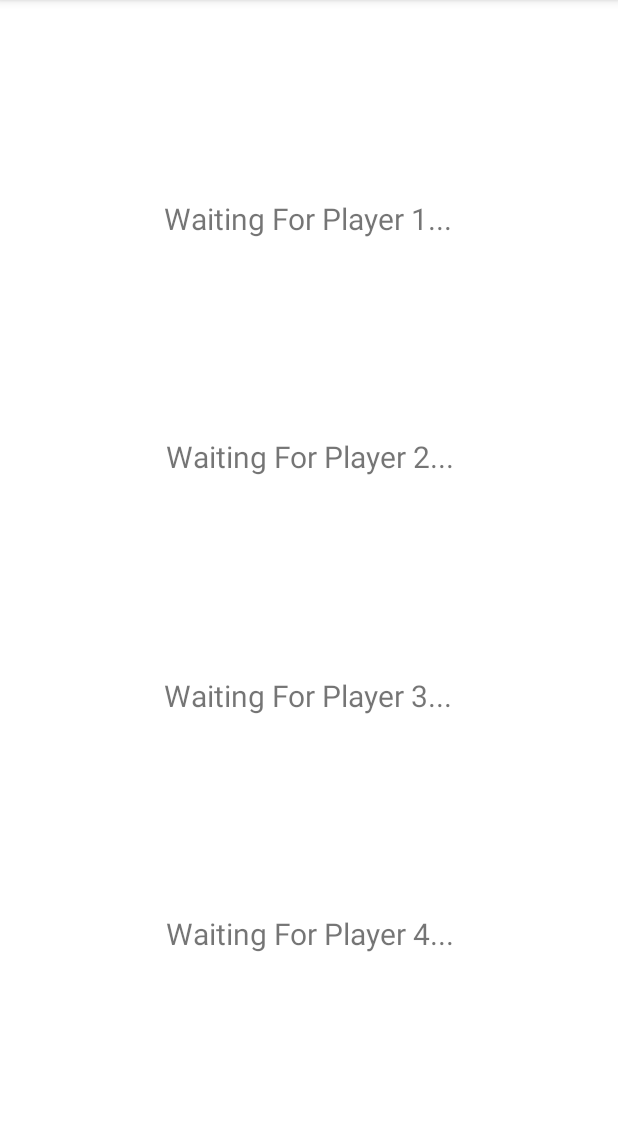
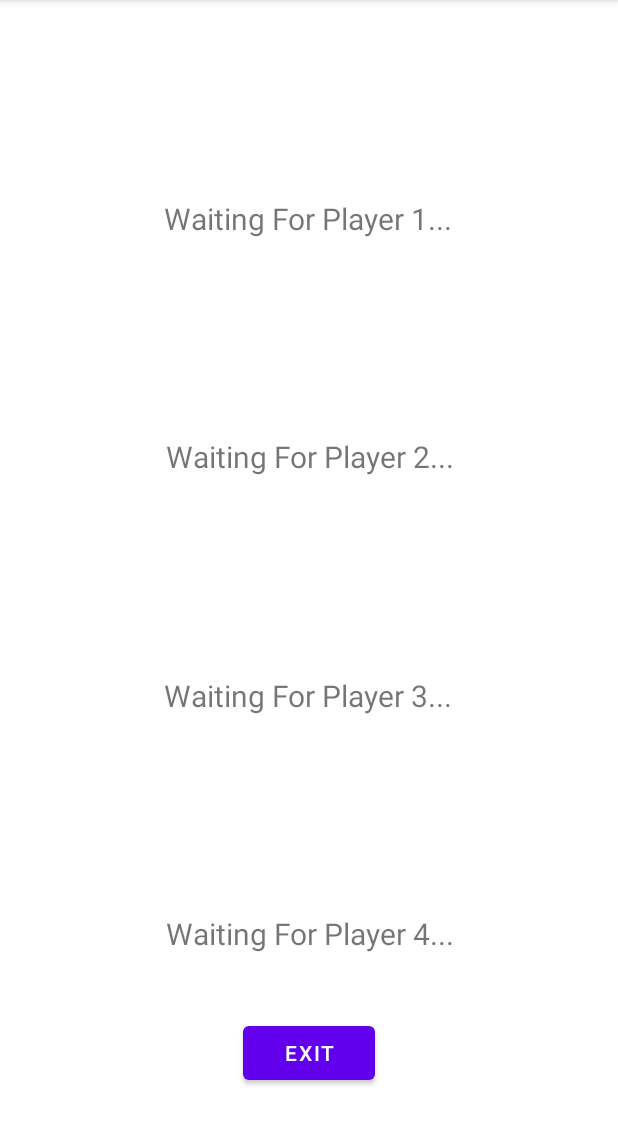
Before and after one commit to jacobsakran/Whist, an Android app: the WaitingSession screen opened directly, with no data from a screen before it, on a phone screen of 412 x 824 dp, the part 84-1229 px from its top. Run offline under Robolectric (Android 15) with nearby library versions, the phone set to English and light mode, and no system bars; our stand-ins replace Firebase (no records; nobody signed in at launch, a user with empty details on screens opened directly); 1 statement that could not run was skipped.

Commit message:
Come changes were made
Progress Bar was updated
The waiting session now allows for players to exit

```diff
--- a/app/src/main/java/com/example/whist20/Node.java
+++ b/app/src/main/java/com/example/whist20/Node.java
@@ -14,6 +14,7 @@ public class Node {
         this.next = null;
     }
 
+
     public void addValue(Object obj) {
         if (this.obj == null) {
             this.obj = obj;
--- a/app/src/main/java/com/example/whist20/User.java
+++ b/app/src/main/java/com/example/whist20/User.java
@@ -25,6 +25,7 @@ public class User {
         this.username = username;
         this.friends = new Node();
         this.uid = uid;
+        this.current_game_id = "";
     }
 
 };
--- a/app/src/main/res/layout/activity_waiting_session.xml
+++ b/app/src/main/res/layout/activity_waiting_session.xml
@@ -53,4 +53,14 @@
         app:layout_constraintHorizontal_bias="0.502"
         app:layout_constraintStart_toStartOf="parent"
         app:layout_constraintTop_toBottomOf="@+id/player3" />
+
+    <Button
+        android:id="@+id/exitWaitingSession"
+        android:layout_width="wrap_content"
+        android:layout_height="wrap_content"
+        android:text="exit"
+        app:layout_constraintBottom_toBottomOf="parent"
+        app:layout_constraintEnd_toEndOf="parent"
+        app:layout_constraintStart_toStartOf="parent"
+        app:layout_constraintTop_toBottomOf="@+id/player4" />
 </androidx.constraintlayout.widget.ConstraintLayout>
```
Also changed, not shown: app/src/main/java/com/example/whist20/GameState.java (+31 -0 lines), app/src/main/java/com/example/whist20/HomePage.java (+17 -4 lines), app/src/main/java/com/example/whist20/WaitingSession.java (+32 -3 lines).
